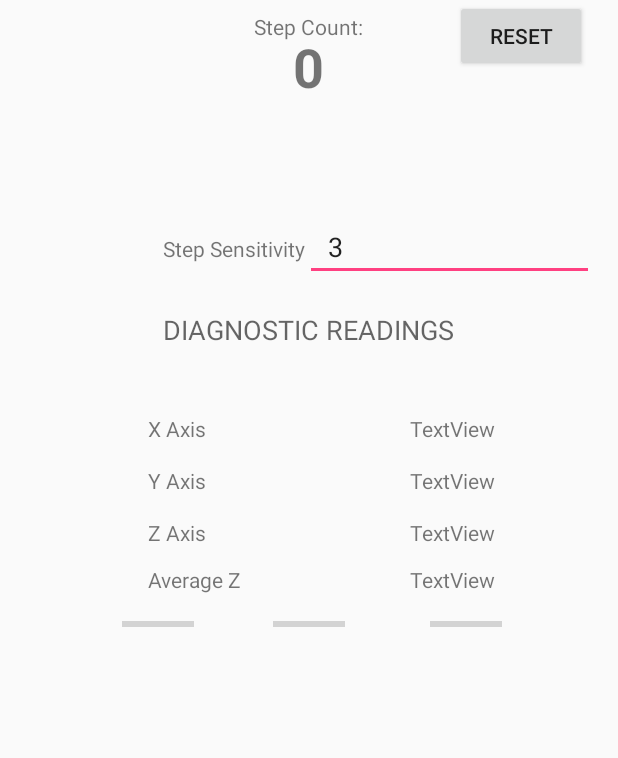
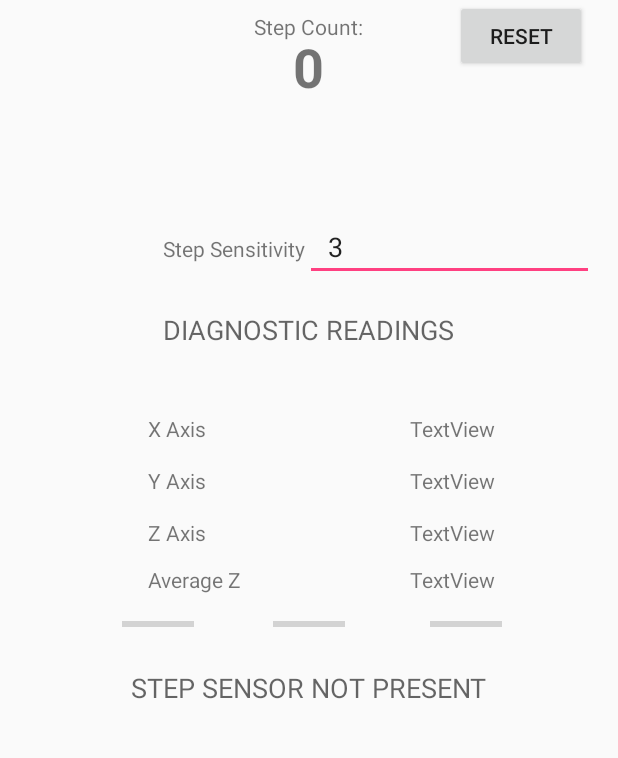
Before and after one commit to Drewm95/InStoreNavigation, an Android app: the screen it shows after launch (MainActivity), on a phone screen of 412 x 824 dp, the part 169-927 px from its top. Run offline under Robolectric (Android 15) with nearby library versions, the light colour scheme and no system bars.

Commit message:
Added stepDetector sensor.

```diff
--- a/app/src/main/java/com/example/andrew/petometertesting/MainActivity.java
+++ b/app/src/main/java/com/example/andrew/petometertesting/MainActivity.java
@@ -23,11 +23,11 @@ public class MainActivity extends Activity implements SensorEventListener {
 
     //declare the sensor manager
     private SensorManager sensorManager;
-    private Sensor mAccel,mMag;
+    private Sensor mAccel,mMag, mstep;
     private int stepCount, stepSense;
     private Date lastUpdate;
-    private float lastZ, newZ, avgZ, count,zSum, newX, newY, lastx, lasty, mag1Value, mag2Value, mag3Value;
-    private TextView stepDetected,lowAccuracyWarning,x,y,z,avgZText, stepCountView,mag1,mag2, mag3;
+    private float lastZ, newZ, avgZ, count,zSum, newX, newY, lastx, lasty, mag1Value, mag2Value, mag3Value, stepCountReal;
+    private TextView stepDetected,lowAccuracyWarning,x,y,z,avgZText, stepCountView,mag1,mag2, mag3, countChecker;
     private ProgressBar pbar1, pbar2, pbar3;
 
     /*
@@ -55,6 +55,7 @@ public class MainActivity extends Activity implements SensorEventListener {
         pbar1 = (ProgressBar) findViewById(R.id.progressBar4);
         pbar2 = (ProgressBar) findViewById(R.id.progressBar6);
         pbar3 = (ProgressBar) findViewById(R.id.progressBar7);
+        countChecker = (TextView) findViewById(R.id.stepCountTxt);
 
         //get the reset button reference
         final Button button = (Button) findViewById(R.id.button);
@@ -64,6 +65,8 @@ public class MainActivity extends Activity implements SensorEventListener {
                 stepCount = 0;
                 avgZ = 0;
                 stepCountView.setText("0");
+                stepCountReal = 0;
+                countChecker.setText("0");
             }
         });
 
@@ -110,6 +113,18 @@ public class MainActivity extends Activity implements SensorEventListener {
            // mag1.setText("SENSOR NOT PRESENT");
         }
 
+        //get the default step counter from the sm
+        if (sensorManager.getDefaultSensor(Sensor.TYPE_STEP_DETECTOR) != null) {
+            //there is a step counter
+            countChecker.setText("STEP SENSOR FOUND");
+            mstep = sensorManager.getDefaultSensor(Sensor.TYPE_STEP_DETECTOR);
+
+        } else {
+
+            countChecker.setText("STEP SENSOR NOT PRESENT");
+
+        }
+
         //set all of the required initial last acceleration values
         lastZ = 0; //TODO do this better
         lastx= 0;
@@ -129,6 +144,7 @@ public class MainActivity extends Activity implements SensorEventListener {
         super.onResume();
         sensorManager.registerListener(this, mAccel , SensorManager.SENSOR_DELAY_NORMAL);
         sensorManager.registerListener(this, mMag, SensorManager.SENSOR_DELAY_NORMAL);
+        sensorManager.registerListener(this, mstep, SensorManager.SENSOR_DELAY_NORMAL);
     }
 
     @Override
@@ -194,6 +210,13 @@ public class MainActivity extends Activity implements SensorEventListener {
             pbar2.setProgress((int)mag2Value);
             pbar3.setProgress((int)mag3Value);
         }
+
+        if (event.sensor == mstep) {
+
+            stepCountReal++;
+           countChecker.setText(Float.toString(stepCountReal));
+        }
+
     }
 
     @Override
--- a/app/src/main/res/layout/activity_main.xml
+++ b/app/src/main/res/layout/activity_main.xml
@@ -217,4 +217,14 @@
         android:layout_alignStart="@+id/textView2"
         android:indeterminate="false" />
 
+    <TextView
+        android:text="TextView"
+        android:layout_width="wrap_content"
+        android:layout_height="wrap_content"
+        android:layout_below="@+id/progressBar6"
+        android:layout_centerHorizontal="true"
+        android:layout_marginTop="22dp"
+        android:id="@+id/stepCountTxt"
+        android:textAppearance="@style/TextAppearance.AppCompat.Medium" />
+
 </RelativeLayout>
```
